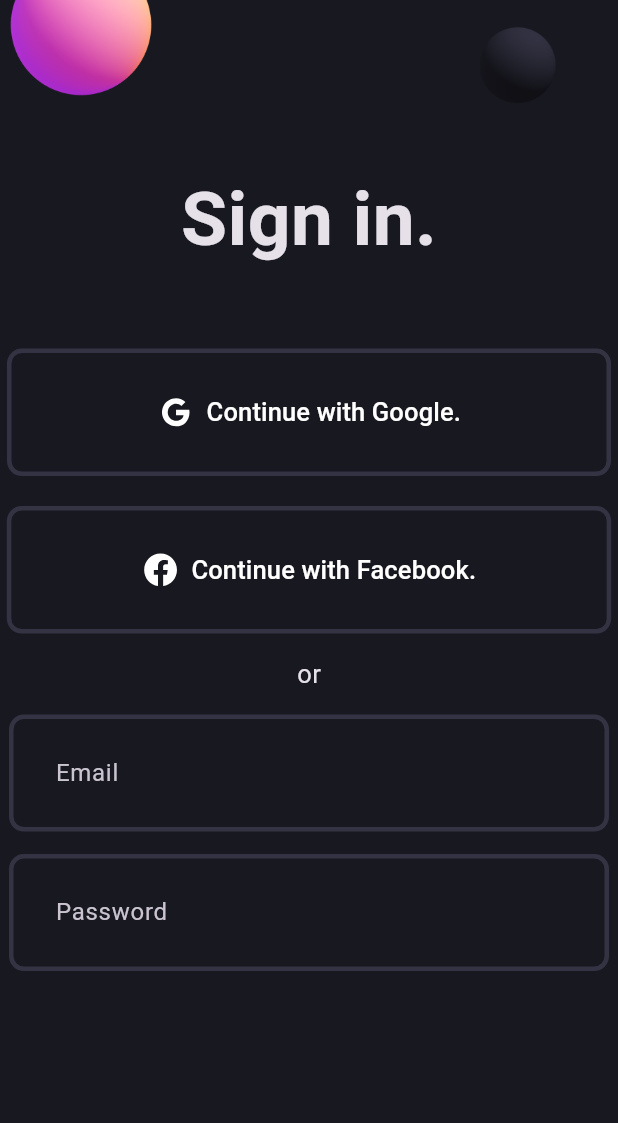
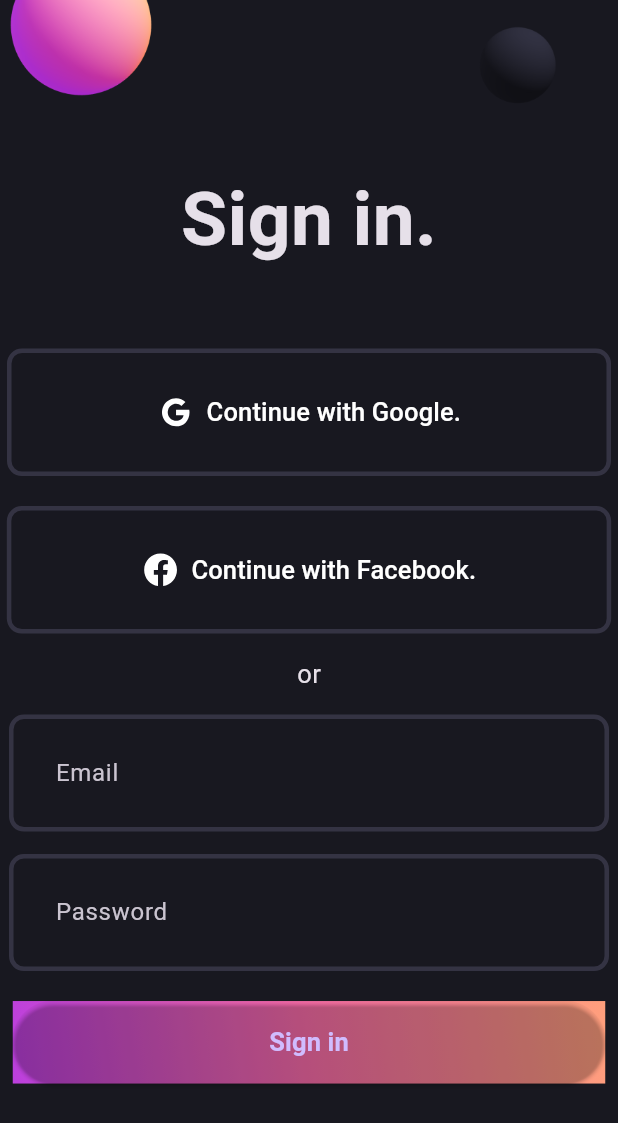
Before and after one commit to pragat-pandya/responsice_login_flutter, a Flutter app: the screen it shows after launch, on a phone screen of 412 x 824 dp. Shown: the top 1123 px of the screen. Run offline on Flutter 3.47's test engine with Material 3 defaults, Android fonts, the light colour scheme and no system bars; our stand-ins replace flutter_svg.

Commit message:
Add Sign in button.

```diff
--- a/lib/login_screen.dart
+++ b/lib/login_screen.dart
@@ -1,4 +1,5 @@
 import 'package:flutter/material.dart';
+import 'package:login_responsive_ui/widgets/gradient_button.dart';
 import 'package:login_responsive_ui/widgets/login_field.dart';
 import 'package:login_responsive_ui/widgets/social_button.dart';
 
@@ -23,14 +24,16 @@ class LoginScreen extends StatelessWidget {
               const SizedBox(
                 height: 50,
               ),
-              const SocialButton(
+              SocialButton(
+                onPressed: () {},
                 iconPath: 'assets/svgs/g_logo.svg',
                 label: 'Continue with Google.',
               ),
               const SizedBox(
                 height: 20,
               ),
-              const SocialButton(
+              SocialButton(
+                onPressed: () {},
                 iconPath: 'assets/svgs/f_logo.svg',
                 label: 'Continue with Facebook.',
                 horizontalPadding: 90,
@@ -59,6 +62,7 @@ class LoginScreen extends StatelessWidget {
               const SizedBox(
                 height: 20,
               ),
+              GradientButton(),
             ],
           ),
         ),
--- /dev/null
+++ b/lib/widgets/gradient_button.dart
@@ -0,0 +1,37 @@
+import 'package:flutter/material.dart';
+import 'package:login_responsive_ui/pallets.dart';
+
+class GradientButton extends StatelessWidget {
+  const GradientButton({super.key});
+
+  @override
+  Widget build(BuildContext context) {
+    return Container(
+      decoration: const BoxDecoration(
+        gradient: LinearGradient(
+          colors: [
+            Pallete.gradient1,
+            Pallete.gradient2,
+            Pallete.gradient3,
+          ],
+          begin: Alignment.bottomLeft,
+          end: Alignment.topRight,
+        ),
+      ),
+      child: ElevatedButton(
+        onPressed: () {},
+        style: ElevatedButton.styleFrom(
+          fixedSize: const Size(395, 55),
+          backgroundColor: Colors.transparent,
+        ),
+        child: const Text(
+          'Sign in',
+          style: TextStyle(
+            fontWeight: FontWeight.w600,
+            fontSize: 17,
+          ),
+        ),
+      ),
+    );
+  }
+}
--- a/lib/widgets/social_button.dart
+++ b/lib/widgets/social_button.dart
@@ -1,4 +1,5 @@
 import 'package:flutter/material.dart';
+import 'package:flutter/widgets.dart';
 import 'package:flutter_svg/flutter_svg.dart';
 import 'package:login_responsive_ui/pallets.dart';
 
@@ -6,17 +7,19 @@ class SocialButton extends StatelessWidget {
   final String iconPath;
   final String label;
   final double horizontalPadding;
+  final VoidCallback onPressed;
   const SocialButton({
     super.key,
     required this.iconPath,
     required this.label,
+    required this.onPressed,
     this.horizontalPadding = 100,
   });
 
   @override
   Widget build(BuildContext context) {
     return TextButton.icon(
-      onPressed: () {},
+      onPressed: onPressed,
       label: Text(
         label,
         style: const TextStyle(
```
